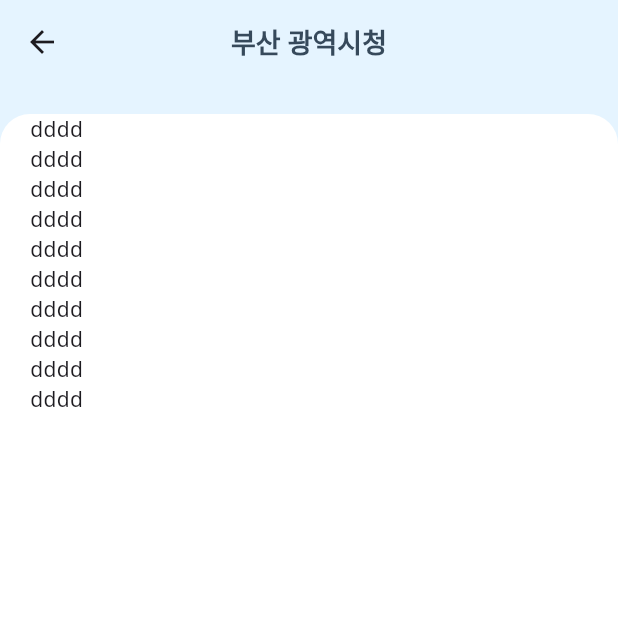
After one commit to moong414/flutter_location_app, a Flutter app: the screen it shows after launch, after a tap on "공공, 사회기관 > 특별, 광역시청", on a phone screen of 412 x 824 dp, the top half of it. The commit adds this screen. Run offline on Flutter 3.47's test engine with Material 3 defaults, Android fonts, the phone set to English and light mode, and no system bars.

Commit message:
add: detail_page 추가

```diff
--- /dev/null
+++ b/lib/detail_page/detail_page.dart
@@ -0,0 +1,46 @@
+import 'package:flutter/material.dart';
+
+class DetailPage extends StatelessWidget {
+  @override
+  Widget build(BuildContext context) {
+    return GestureDetector(
+      onTap: () {
+        FocusScope.of(context).unfocus();
+      },
+      child: Scaffold(
+        backgroundColor: Color(0xffE5F4FF),
+        appBar: AppBar(
+          backgroundColor: Color(0xffE5F4FF),
+          centerTitle: true,
+          title: Text(
+            '부산 광역시청',
+            style: TextStyle(
+              fontSize: 18,
+              color: Color(0xff36495B),
+              fontWeight: FontWeight.w600,
+            ),
+          ),
+        ),
+        body: Expanded(
+          child: Container(
+            margin: EdgeInsets.only(top: 20),
+            padding: EdgeInsets.symmetric(horizontal: 20),
+            decoration: BoxDecoration(
+              color: Colors.white,
+              borderRadius: BorderRadius.only(
+                topLeft: Radius.circular(20),
+                topRight: Radius.circular(20),
+              ),
+            ),
+            child: ListView.builder(
+              itemCount: 10,
+              itemBuilder: (context, index) {
+                return Text('dddd');
+              },
+            ),
+          ),
+        ),
+      ),
+    );
+  }
+}
--- a/lib/home_page/home_page.dart
+++ b/lib/home_page/home_page.dart
@@ -1,4 +1,3 @@
-import 'dart:io';
 import 'package:flutter/material.dart';
 import 'package:flutter_location_app/home_page/widgets/search_item.dart';
 import 'package:flutter_location_app/widgets/search_appbar.dart';
@@ -32,7 +31,7 @@
                     child: ListView.builder(
                       itemCount: 10,
                       itemBuilder: (context, index) {
-                        return searchItem();
+                        return searchItem(context);
                       },
                     ),
                   ),
--- a/lib/home_page/widgets/search_item.dart
+++ b/lib/home_page/widgets/search_item.dart
@@ -1,7 +1,14 @@
 import 'package:flutter/material.dart';
+import 'package:flutter_location_app/detail_page/detail_page.dart';
 
-Container searchItem() {
-    return Container(
+GestureDetector searchItem(BuildContext context) {
+    return GestureDetector(
+      onTap: (){
+        Navigator.push(context, MaterialPageRoute(builder: (context){
+          return DetailPage();
+        }));
+      },
+      child: Container(
         padding: EdgeInsets.symmetric(vertical: 20),
         decoration: BoxDecoration(
           border: Border(bottom: BorderSide(color: Color(0xffdddddd))),
@@ -38,5 +45,6 @@
             ),
           ],
         ),
+      ),
     );
   }
```
Lines whose indentation alone changed are shown as unchanged.
